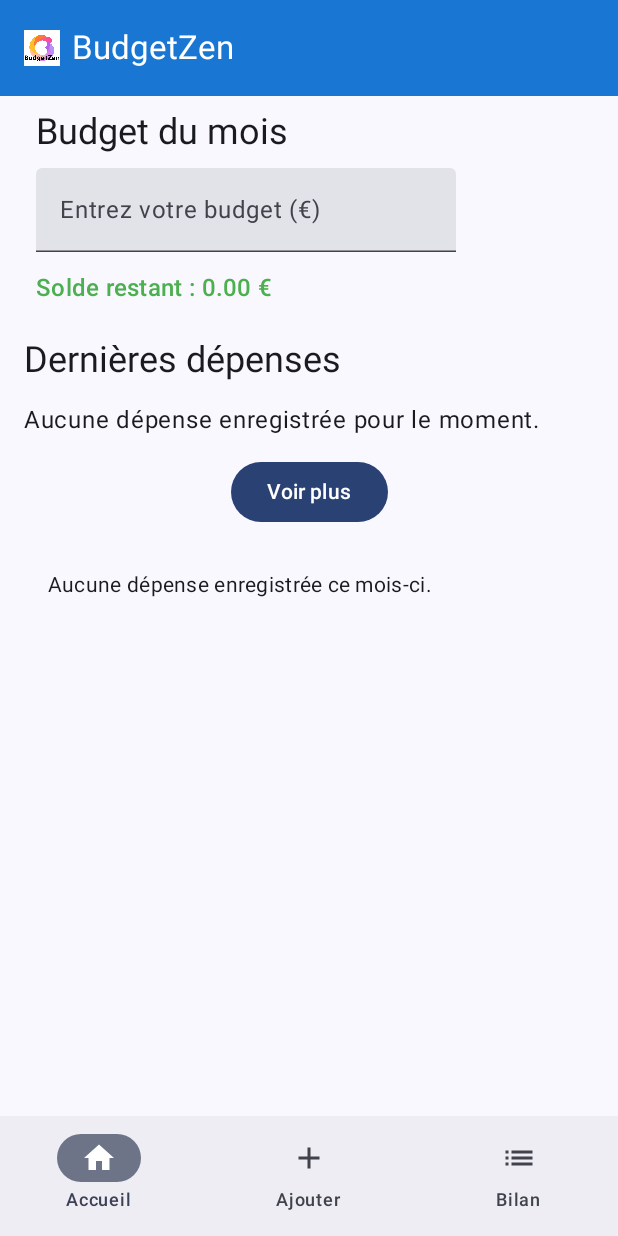
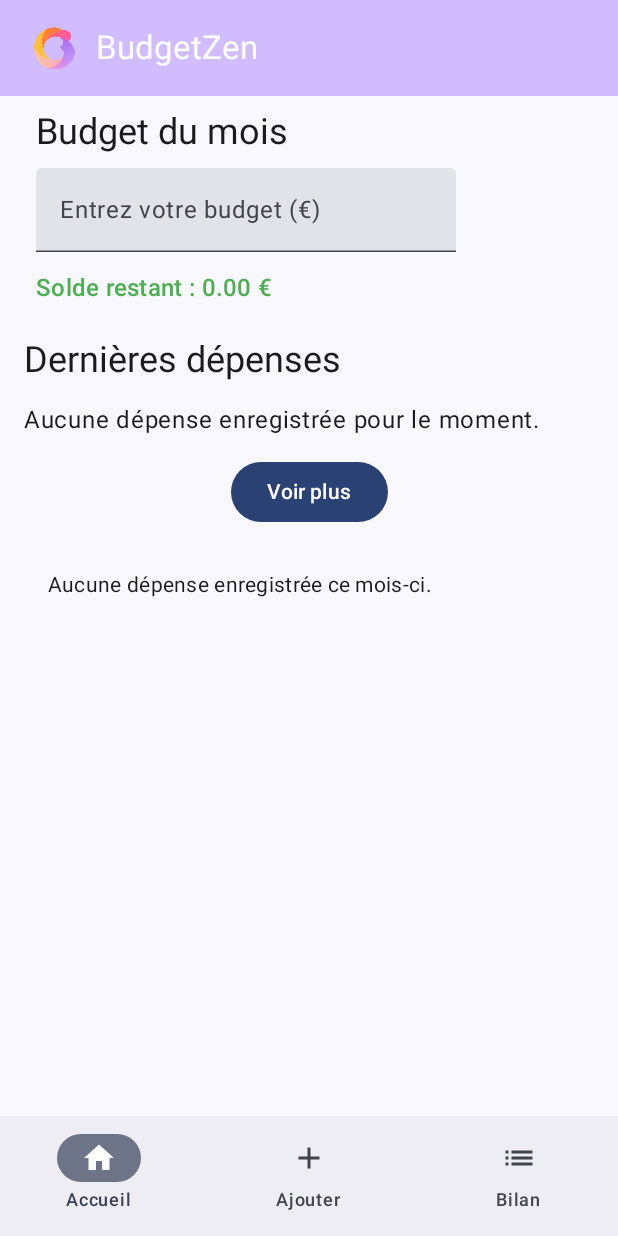
Before and after one commit to pika1703/ProjetMobile, an Android app built with Jetpack Compose: the screen it shows after launch (MainActivity), on a phone screen of 412 x 824 dp. Run offline under Robolectric (Android 15) with nearby library versions, the phone set to English and light mode, and no system bars; our stand-ins replace Room's generated code; libraries missing offline, so code that uses them is left out: co.yml.charts.

```diff
--- a/BudgetZen/app/src/main/java/com/example/budgetzen/MainActivity.kt
+++ b/BudgetZen/app/src/main/java/com/example/budgetzen/MainActivity.kt
@@ -76,17 +76,17 @@ fun MainScreen() {
                         verticalAlignment = Alignment.CenterVertically
                     ) {
                         Image(
-                            painter = painterResource(id = R.drawable.ic_budgetzen_logo),
+                            painter = painterResource(id = R.drawable.ic_budgetzen_logo_no_bg),
                             contentDescription = "Logo",
                             modifier = Modifier
-                                .size(32.dp)
+                                .size(48.dp)
                                 .padding(end = 8.dp)
                         )
                         Text("BudgetZen")
                     }
                 },
                 colors = TopAppBarDefaults.topAppBarColors(
-                    containerColor = Color(0xFF1976D2),
+                    containerColor = Color(0xFFD0BCFF),
                     titleContentColor = Color.White
                 )
             )
```
Also changed, not shown: BudgetZen/app/src/main/res/drawable/ic_budgetzen_logo_no_bg.png (added).
